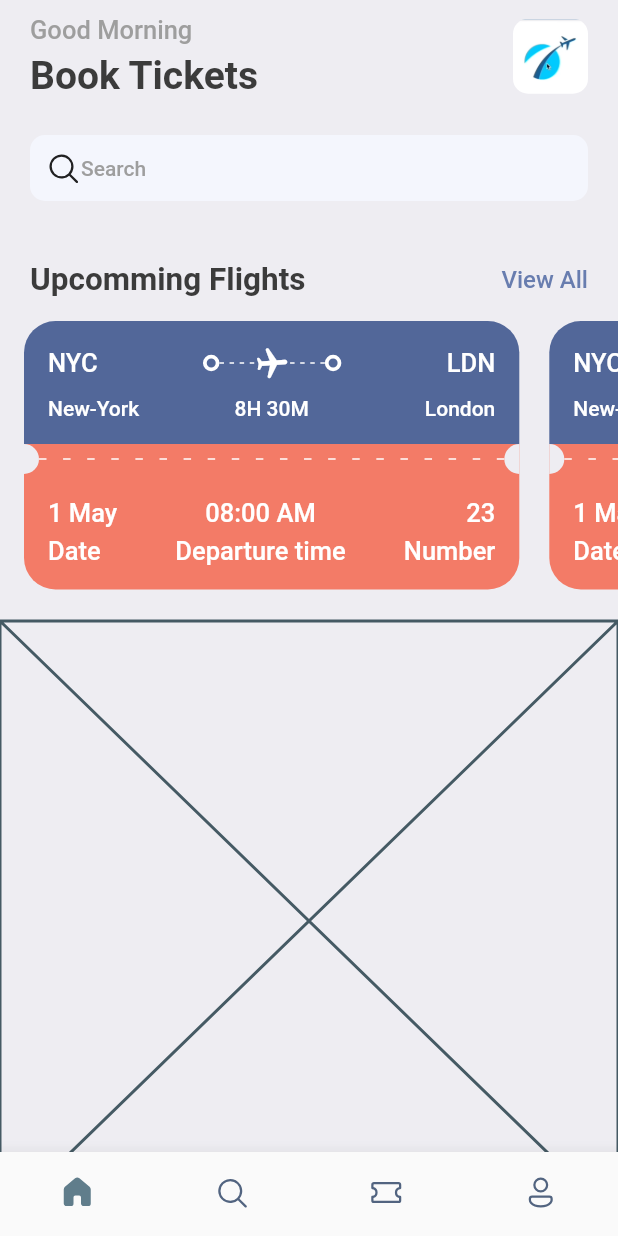
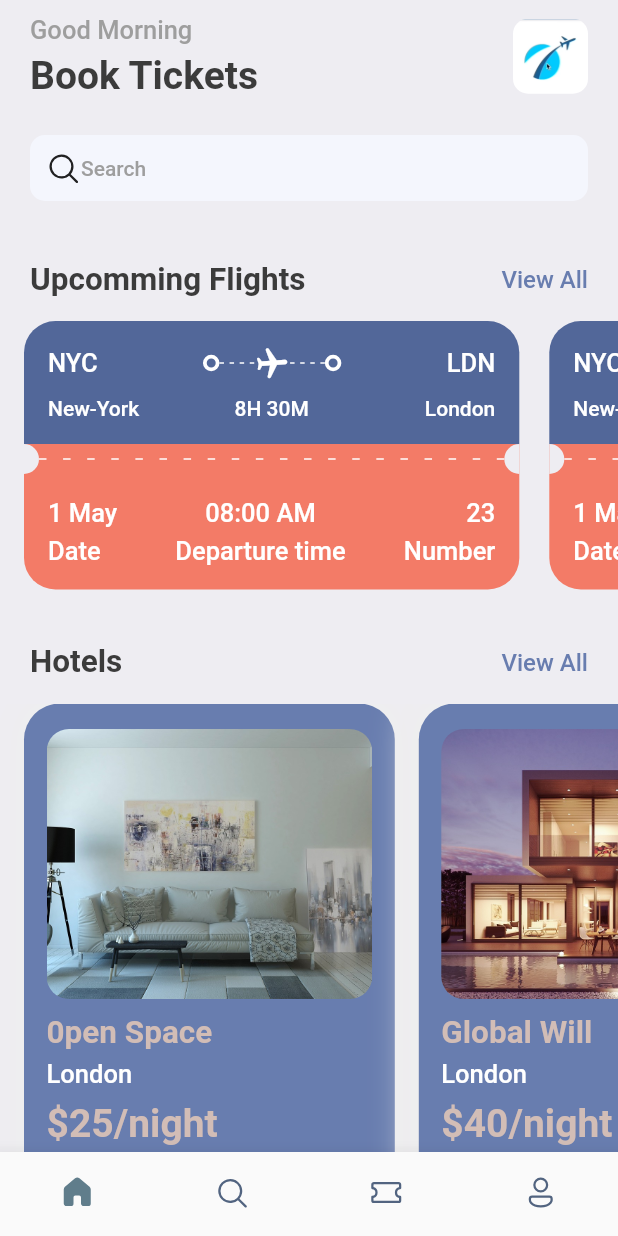
Before and after one commit to xiayulu/flutter-ticket, a Flutter app: the screen it shows after launch, on a phone screen of 412 x 824 dp. Run offline on Flutter 3.47's test engine with Material 2 defaults, Android fonts, the phone set to English and light mode, and no system bars; our stand-ins replace fluentui_icons, gap.

Commit message:
feat: hotel

```diff
--- a/lib/screens/home.dart
+++ b/lib/screens/home.dart
@@ -1,7 +1,9 @@
 import 'package:fluentui_icons/fluentui_icons.dart';
 import 'package:flutter/material.dart';
 import 'package:gap/gap.dart';
+import 'package:ticket/screens/hotel.dart';
 import 'package:ticket/screens/ticket_view.dart';
+import 'package:ticket/utils/app_data.dart';
 import 'package:ticket/utils/app_styles.dart';
 
 class HomeScreen extends StatefulWidget {
@@ -97,7 +99,37 @@ class _HomeScreenState extends State<HomeScreen> {
             TicketView(),
           ]),
         ),
-        Placeholder()
+        const Gap(15),
+        Container(
+          padding: const EdgeInsets.symmetric(horizontal: 20),
+          child: Row(
+            mainAxisAlignment: MainAxisAlignment.spaceBetween,
+            children: [
+              Text(
+                "Hotels",
+                style: Styles.headLineStyle2,
+              ),
+              InkWell(
+                onTap: () {
+                  print("view More");
+                },
+                child: Text(
+                  "View All",
+                  style: Styles.textStyle.copyWith(color: Styles.primaryColor),
+                ),
+              )
+            ],
+          ),
+        ),
+        const Gap(15),
+        SingleChildScrollView(
+          scrollDirection: Axis.horizontal,
+          padding: const EdgeInsets.only(left: 16),
+          child: Row(
+            children: hotelList.map((e) => HotelView(hotel: e)).toList(),
+          ),
+        ),
+        const Gap(15),
       ]),
     );
   }
--- /dev/null
+++ b/lib/screens/hotel.dart
@@ -0,0 +1,53 @@
+import 'package:flutter/material.dart';
+import 'package:gap/gap.dart';
+import 'package:ticket/utils/app_layout.dart';
+import 'package:ticket/utils/app_styles.dart';
+
+class HotelView extends StatelessWidget {
+  final Map<String, dynamic> hotel;
+
+  const HotelView({super.key, required this.hotel});
+
+  @override
+  Widget build(BuildContext context) {
+    final size = AppLayout.getSize(context);
+    return Container(
+      width: size.width * 0.6,
+      height: 350,
+      padding: const EdgeInsets.symmetric(horizontal: 15, vertical: 17),
+      margin: const EdgeInsets.only(right: 16),
+      decoration: BoxDecoration(
+          color: Styles.primaryColor,
+          borderRadius: BorderRadius.circular(24),
+          boxShadow: [
+            BoxShadow(
+                color: Colors.grey.shade200, blurRadius: 20, spreadRadius: 5),
+          ]),
+      child: Column(crossAxisAlignment: CrossAxisAlignment.start, children: [
+        Container(
+          height: 180,
+          decoration: BoxDecoration(
+              borderRadius: BorderRadius.circular(15),
+              image: DecorationImage(
+                  fit: BoxFit.cover,
+                  image: AssetImage('assets/images/${hotel['image']}'))),
+        ),
+        const Gap(10),
+        Text(
+          hotel['place'],
+          style: Styles.headLineStyle2.copyWith(color: Styles.kakiColor),
+        ),
+        const Gap(5),
+        Text(
+          hotel['destination'],
+          style: Styles.headLineStyle3.copyWith(color: Colors.white),
+        ),
+        const Gap(8),
+        Text(
+          '\$${hotel['price']}/night',
+          style: Styles.headLineStyle1.copyWith(color: Styles.kakiColor),
+        ),
+      ]),
+    );
+  }
+}
--- /dev/null
+++ b/lib/utils/app_data.dart
@@ -0,0 +1,20 @@
+List<Map<String, dynamic>> hotelList = [
+  {
+    'image': 'one.jpg',
+    'place': '0pen Space',
+    'destination': 'London',
+    'price': 25
+  },
+  {
+    'image': 'two.jpg',
+    'place': 'Global Will',
+    'destination': 'London',
+    'price': 40
+  },
+  {
+    'image': 'three.jpg',
+    'place': 'Tallest Building',
+    'destination': 'Dubai',
+    'price': 68
+  }
+];
--- a/lib/utils/app_styles.dart
+++ b/lib/utils/app_styles.dart
@@ -8,6 +8,7 @@ class Styles {
   static Color bgColor = const Color(0xFFeeedf2);
   static Color blueColor = const Color(0xFF526799);
   static Color orangeColor = const Color(0xFFf37b67);
+  static Color kakiColor = const Color(0xFFd2bdb6);
 
   static TextStyle textStyle =
       TextStyle(fontSize: 16, color: textColor, fontWeight: FontWeight.w500);
--- a/pubspec.yaml
+++ b/pubspec.yaml
@@ -33,6 +33,7 @@ dependencies:
 
   fluentui_icons: ^1.0.0
   gap: ^3.0.1
+  get: ^4.6.5
 
 dev_dependencies:
   flutter_test:
```
Also changed, not shown: assets/images/one.jpg (added), assets/images/three.jpg (added), assets/images/two.jpg (added), pubspec.lock.
